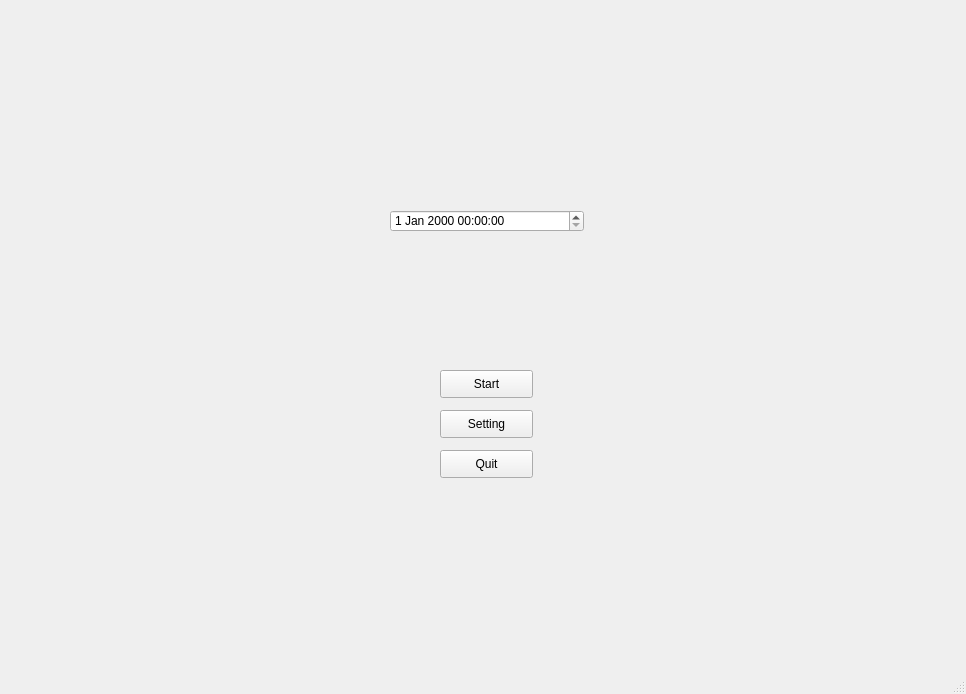
albert-goldenowl/Segmentation-DEMO1, file test.ui: the form before one commit.
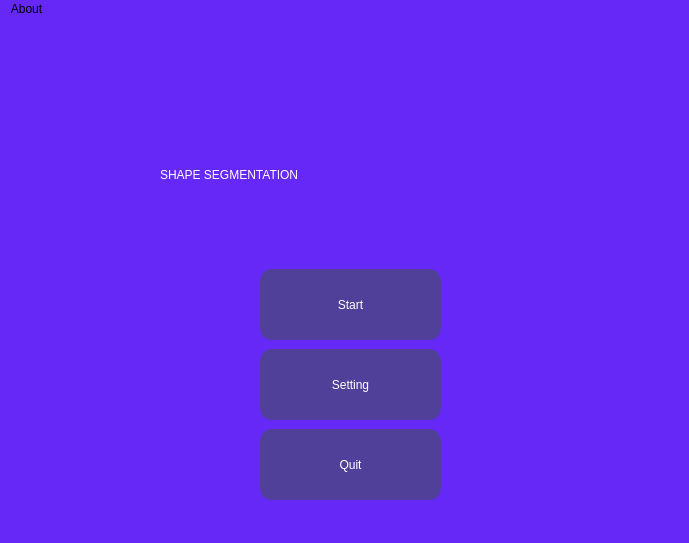
The form after the commit.

The edit to the form file:
```diff
--- a/test.ui
+++ b/test.ui
@@ -6,22 +6,80 @@
    <rect>
     <x>0</x>
     <y>0</y>
-    <width>966</width>
-    <height>694</height>
+    <width>689</width>
+    <height>543</height>
    </rect>
   </property>
   <property name="windowTitle">
    <string>MainWindow</string>
   </property>
+  <property name="styleSheet">
+   <string notr="true">background-color:rgb(101, 40, 247);</string>
+  </property>
   <widget class="QWidget" name="centralwidget">
-   <widget class="QPushButton" name="pushButton">
+   <widget class="QLabel" name="label">
     <property name="geometry">
      <rect>
-      <x>440</x>
-      <y>370</y>
-      <width>93</width>
-      <height>28</height>
+      <x>160</x>
+      <y>80</y>
+      <width>531</width>
+      <height>151</height>
      </rect>
+    </property>
+    <property name="styleSheet">
+     <string notr="true">font: 75 24pt &quot;Bahnschrift&quot;;
+color:white;
+text-shadow: 2px 2px;</string>
+    </property>
+    <property name="text">
+     <string>SHAPE SEGMENTATION</string>
+    </property>
+   </widget>
+   <widget class="QPushButton" name="settingBtn">
+    <property name="geometry">
+     <rect>
+      <x>260</x>
+      <y>330</y>
+      <width>181</width>
+      <height>71</height>
+     </rect>
+    </property>
+    <property name="styleSheet">
+     <string notr="true">QPushButton {
+font: 18pt &quot;Bahnschrift Condensed&quot;;
+background-color:rgb(80, 64, 153);
+color:white;
+border-radius:12px;
+}
+QPushButton:hover{
+background-color:rgb(160, 118, 249);
+}
+</string>
+    </property>
+    <property name="text">
+     <string>Setting</string>
+    </property>
+   </widget>
+   <widget class="QPushButton" name="startBtn">
+    <property name="geometry">
+     <rect>
+      <x>260</x>
+      <y>250</y>
+      <width>181</width>
+      <height>71</height>
+     </rect>
+    </property>
+    <property name="styleSheet">
+     <string notr="true">QPushButton {
+font: 18pt &quot;Bahnschrift Condensed&quot;;
+background-color:rgb(80, 64, 153);
+color:white;
+border-radius:12px;
+}
+QPushButton:hover{
+background-color:rgb(160, 118, 249);
+}
+</string>
     </property>
     <property name="text">
      <string>Start</string>
@@ -30,49 +88,44 @@
    <widget class="QPushButton" name="pushButton_2">
     <property name="geometry">
      <rect>
-      <x>440</x>
+      <x>260</x>
       <y>410</y>
-      <width>93</width>
-      <height>28</height>
+      <width>181</width>
+      <height>71</height>
      </rect>
     </property>
-    <property name="text">
-     <string>Setting</string>
-    </property>
-   </widget>
-   <widget class="QPushButton" name="pushButton_3">
-    <property name="geometry">
-     <rect>
-      <x>440</x>
-      <y>450</y>
-      <width>93</width>
-      <height>28</height>
-     </rect>
+    <property name="styleSheet">
+     <string notr="true">QPushButton {
+font: 18pt &quot;Bahnschrift Condensed&quot;;
+background-color:rgb(80, 64, 153);
+color:white;
+border-radius:12px;
+}
+QPushButton:hover{
+background-color:rgb(160, 118, 249);
+}
+</string>
     </property>
     <property name="text">
      <string>Quit</string>
     </property>
    </widget>
-   <widget class="QDateTimeEdit" name="dateTimeEdit">
-    <property name="geometry">
-     <rect>
-      <x>390</x>
-      <y>210</y>
-      <width>194</width>
-      <height>22</height>
-     </rect>
-    </property>
-   </widget>
   </widget>
   <widget class="QMenuBar" name="menubar">
    <property name="geometry">
     <rect>
      <x>0</x>
      <y>0</y>
-     <width>966</width>
+     <width>689</width>
      <height>26</height>
     </rect>
    </property>
+   <widget class="QMenu" name="menuAbout">
+    <property name="title">
+     <string>About</string>
+    </property>
+   </widget>
+   <addaction name="menuAbout"/>
   </widget>
   <widget class="QStatusBar" name="statusbar"/>
  </widget>
```
Left out of the diff: 21 changed lines with no effect on the pictures.
